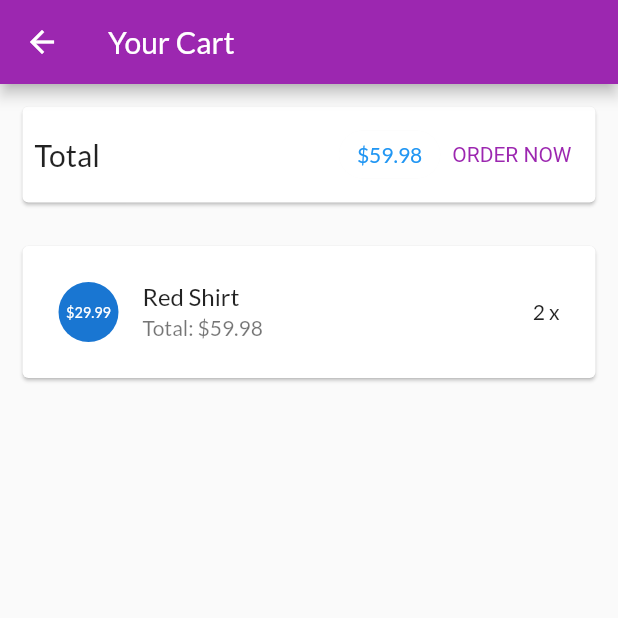
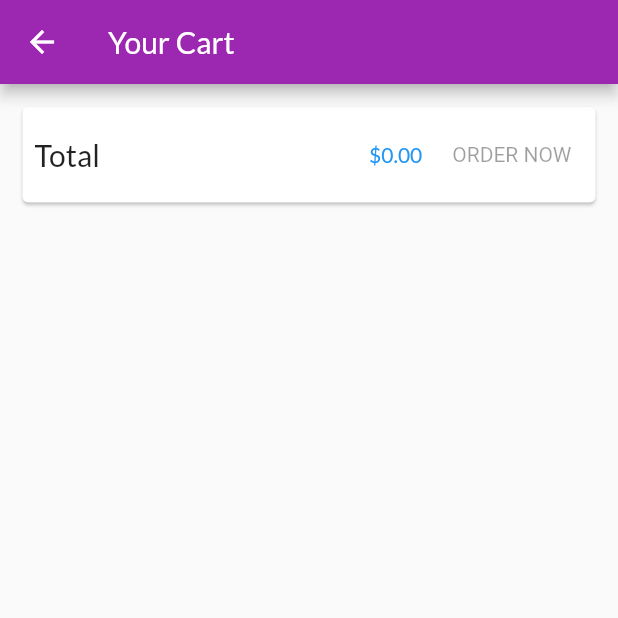
Before and after one commit to vtthinh17/CT484, a Flutter app: the CartScreen screen opened by its route, after a tap on "ORDER NOW", on a phone screen of 412 x 824 dp, the top half of it. Run offline on Flutter 3.47's test engine with Material 2 defaults, Android fonts, the phone set to English and light mode, and no system bars; network calls fail.

Commit message:
Quan ly trang thai voi provider - OrdersManager

```diff
--- a/lib/main.dart
+++ b/lib/main.dart
@@ -14,6 +14,7 @@ class MyApp extends StatelessWidget {
       providers: [
         ChangeNotifierProvider(create: (context) => ProductsManager()),
         ChangeNotifierProvider(create: (context) => CartManager()),
+        ChangeNotifierProvider(create: (context) => OrdersManager()),
       ],
       child: MaterialApp(
         title: 'My Shop',
@@ -31,6 +32,7 @@ class MyApp extends StatelessWidget {
           CartScreen.routeName:(context) => const CartScreen(),
           OrdersScreen.routeName:(context) => const OrdersScreen(),
           UserProductsScreen.routeName:(context) => const UserProductsScreen(),
+
         },
         onGenerateRoute: (settings){
           if (settings.name == ProductDetailScreen.routeName){
--- a/lib/ui/cart/cart_screen.dart
+++ b/lib/ui/cart/cart_screen.dart
@@ -1,4 +1,5 @@
 import 'package:flutter/material.dart';
+import 'package:myshop/ui/orders/order_manager.dart';
 
 import 'cart_manager.dart';
 import 'cart_item_card.dart';
@@ -56,7 +57,11 @@ class CartScreen extends StatelessWidget{
               backgroundColor: Theme.of(context).primaryTextTheme.headline6?.color,
             ),
             TextButton(
-              onPressed: (){print('An order has been added');},
+              onPressed:
+                cart.totalAmount <= 0? null : (){
+                  context.read<OrdersManager>().addOrder(cart.products, cart.totalAmount);
+                  cart.clear();
+              },
               style: TextButton.styleFrom(textStyle: TextStyle(color: Theme.of(context).primaryColor)),
               child: const Text('ORDER NOW')
               )
--- a/lib/ui/orders/order_manager.dart
+++ b/lib/ui/orders/order_manager.dart
@@ -1,5 +1,6 @@
 import 'package:flutter/material.dart';
-
+import 'package:flutter/foundation.dart';
+import 'package:provider/provider.dart';
 import '../../models/cart_item.dart';
 import '../../models/order_item.dart';
 
@@ -26,4 +27,14 @@ class OrdersManager with ChangeNotifier{
   List<OrderItem> get orders{
     return [..._orders];
   }
+
+  void addOrder(List<CartItem> cartProducts, double total) async{
+    _orders.insert(
+      0,
+      OrderItem(amount: total, products: cartProducts,id: 'o${DateTime.now().toIso8601String()}',dateTime: DateTime.now())
+      );
+      notifyListeners();
+  }
+
+
 }
--- a/lib/ui/orders/orders_screen.dart
+++ b/lib/ui/orders/orders_screen.dart
@@ -2,19 +2,25 @@ import 'package:flutter/material.dart';
 import 'order_manager.dart';
 import 'order_item_card.dart';
 import '../shared/app_drawer.dart';
+import 'package:provider/provider.dart';
 class OrdersScreen extends StatelessWidget{
   const OrdersScreen({super.key});
   static const routeName = '/orders';
   @override
   Widget build(BuildContext context){
     print('building orders');
-    final ordersManager = OrdersManager();
+    // final ordersManager = OrdersManager();
     return Scaffold(
       appBar: AppBar(title: const Text('Your Orders')),
       drawer: const AppDrawer(),
-      body: ListView.builder(
-        itemCount: ordersManager.orderCount,
-        itemBuilder: (ctx,i)=> OrderItemCard(ordersManager.orders[i])),
+      body: Consumer<OrdersManager>(
+        builder: (context, ordersManager, child) {
+          return ListView.builder(
+            itemCount: ordersManager.orderCount,
+            itemBuilder: (ctx,i)=> OrderItemCard(ordersManager.orders[i])
+          );
+        },
+      )
     );
   }
 }
```
